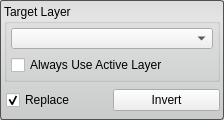
First picture: the form in src/Interface/ToolInterface/InvertToolInterface.ui, repository SCIInstitute/Seg3D, before the edit.
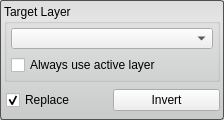
Second picture: the form after the edit. Custom widgets are drawn as their Qt base class.

Commit message: fixed Threshold Tool: Move "Create Threshold Layer" button to b... fixed Tools/Filters: Inconsistent capitalization for groupboxes fixed Tools/Filters: Inconsistent capitalization for checkboxes

The edit to the form file:
```diff
--- a/src/Interface/ToolInterface/InvertToolInterface.ui
+++ b/src/Interface/ToolInterface/InvertToolInterface.ui
@@ -85,7 +85,7 @@
          <item>
           <widget class="QCheckBox" name="use_active_layer_">
            <property name="text">
-            <string>Always Use Active Layer</string>
+            <string>Always use active layer</string>
            </property>
           </widget>
          </item>
```
The commit also changes 52 other files.
